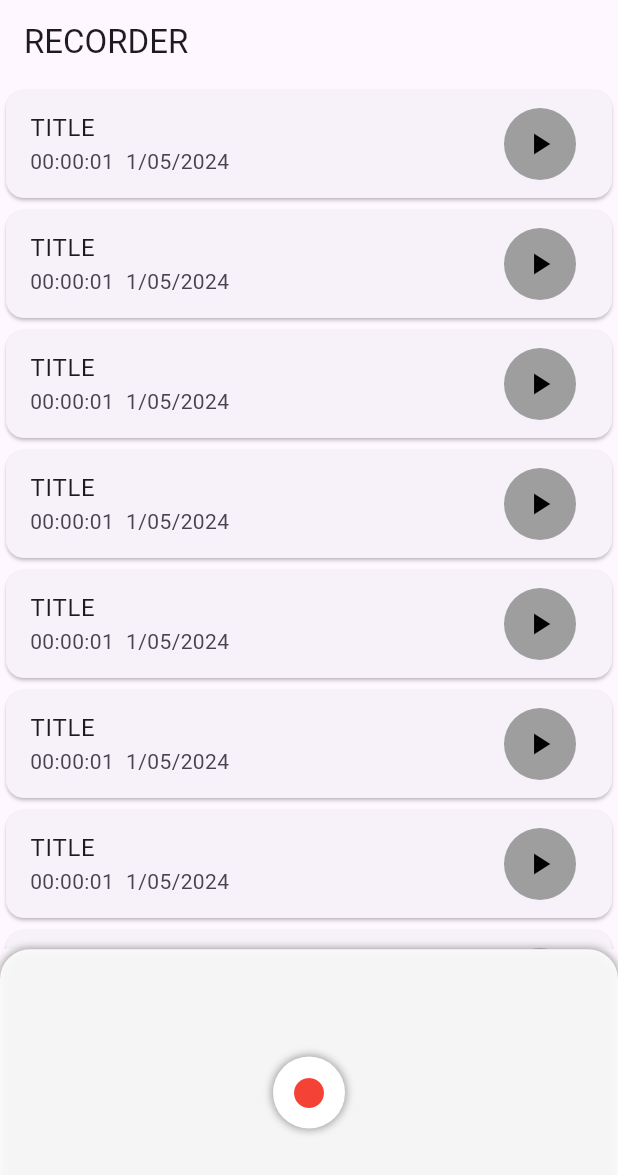
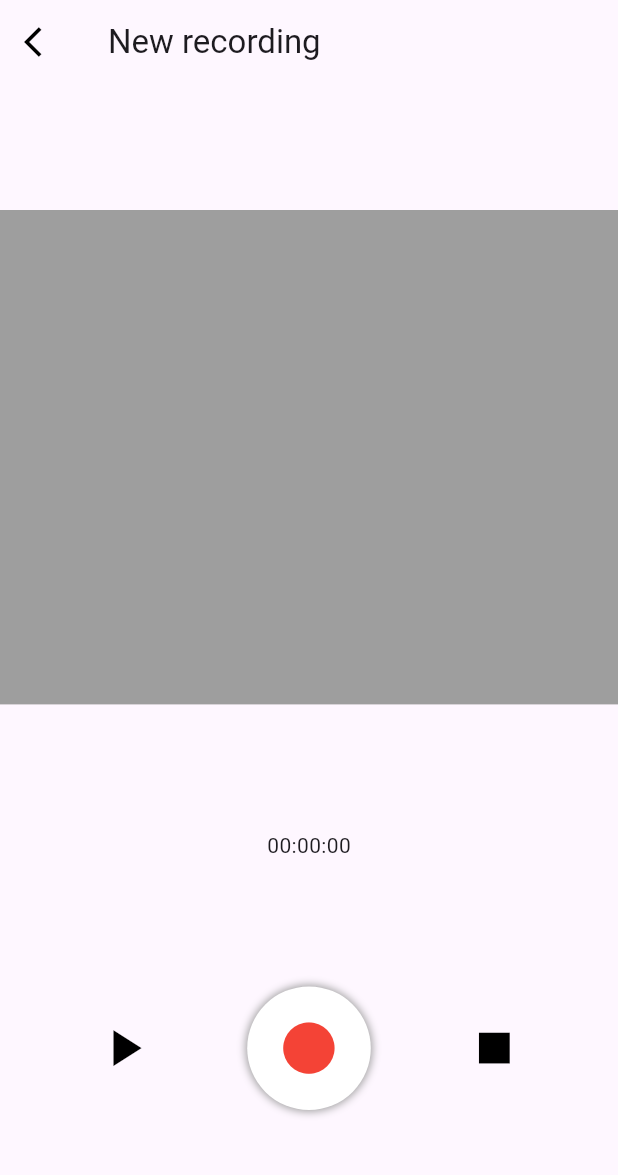
Before and after one commit to sreejithcs007/audiorecorder, a Flutter app: the screen it shows after launch, after a tap on the "circle" icon, on a phone screen of 412 x 824 dp. Shown: the top 1175 px of the screen. Run offline on Flutter 3.47's test engine with Material 3 defaults, Android fonts, the phone set to English and light mode, and no system bars.

Commit message:
sample recording page ui done

```diff
--- a/lib/screens/homepage/view/homepageview.dart
+++ b/lib/screens/homepage/view/homepageview.dart
@@ -1,5 +1,7 @@
 import 'package:flutter/cupertino.dart';
 import 'package:flutter/material.dart';
+
+import '../../recordingpage/view/recordingpage.dart';
 
 class HomepageScreen extends StatefulWidget{
   @override
@@ -10,7 +12,9 @@ class _HomepageScreenState extends State<HomepageScreen> {
   @override
   Widget build(BuildContext context) {
     return Scaffold(
+      backgroundColor: Colors.white,
       appBar: AppBar(
+        backgroundColor: Colors.white,
         title: Text("RECORDER"),
       ),
 
@@ -21,6 +25,7 @@ class _HomepageScreenState extends State<HomepageScreen> {
           Container(
             height: MediaQuery.of(context).size.height*0.7,
             width: MediaQuery.of(context).size.width,
+           color: Colors.white,
             child: ListView.builder(
                 itemCount: 10,
                 itemBuilder: (context,index){
@@ -40,12 +45,19 @@ class _HomepageScreenState extends State<HomepageScreen> {
 
 
                       ),
-                      trailing: Container(
+                      trailing: InkWell(
+                        onTap: (){
+
+                        },
+                        child: Container(
+                          height:  MediaQuery.of(context).size.height*.08,
+                          width: MediaQuery.of(context).size.width*0.095,
                           decoration: BoxDecoration(
                               shape: BoxShape.circle,
-                            color: Colors.grey
+                              color: Colors.grey.withOpacity(.5)
                           ),
-                        child: IconButton(onPressed: (){}, icon: Icon(Icons.play_arrow,color: Colors.black,)),
+                          child: Icon(Icons.play_arrow,color: Colors.black,),
+                        ),
                       ),
                     ),
                   );
@@ -58,7 +70,7 @@ class _HomepageScreenState extends State<HomepageScreen> {
 
               decoration: BoxDecoration(
                   borderRadius: BorderRadius.vertical(top: Radius.circular(20)),
-                  color: Colors.white.withOpacity(.9),
+                  color: Colors.white,
                   boxShadow:[
                     BoxShadow(
                         color: Colors.grey,
@@ -70,7 +82,14 @@ class _HomepageScreenState extends State<HomepageScreen> {
                   ]
               ),
               child: Center(
+                child: InkWell(
+                  onTap: (){
+
+                    Navigator.push(context, MaterialPageRoute(builder: (context)=>RecordingpageScreen()));
+                  },
                   child: Container(
+                      height:  MediaQuery.of(context).size.height*.1,
+                      width: MediaQuery.of(context).size.width*0.2,
                       decoration: BoxDecoration(
                           shape: BoxShape.circle,
                           color: Colors.white,
@@ -82,7 +101,8 @@ class _HomepageScreenState extends State<HomepageScreen> {
                             )
                           ]
                       ),
-                    child: IconButton(onPressed: (){}, icon: Icon(Icons.circle,color: Colors.red,))),
+                      child:  Icon(Icons.circle,color: Colors.red,size: MediaQuery.of(context).size.height*.05)),
+                ),
               ),
             ),
           )
--- /dev/null
+++ b/lib/screens/recordingpage/view/recordingpage.dart
@@ -0,0 +1,58 @@
+import 'package:flutter/material.dart';
+
+class RecordingpageScreen extends StatelessWidget{
+  @override
+  Widget build(BuildContext context) {
+    return Scaffold(
+      appBar: AppBar(
+        leading: IconButton(onPressed: (){
+          Navigator.pop(context);
+        }, icon: Icon(Icons.arrow_back_ios,color: Colors.black,)),
+        title: Text("New recording "),
+      ),
+      body: Column(
+        mainAxisAlignment: MainAxisAlignment.spaceEvenly,
+        children: [
+          Container(
+            height: MediaQuery.of(context).size.height*0.4,
+            width: MediaQuery.of(context).size.width,
+            color: Colors.grey,
+          ),
+
+          Text("00:00:00"),
+
+          Row(
+            mainAxisAlignment: MainAxisAlignment.spaceEvenly,
+            children: [
+              IconButton(onPressed: (){}, icon: Icon(Icons.play_arrow,color: Colors.black,size: MediaQuery.of(context).size.height*.05)),
+              InkWell(
+                onTap: (){
+
+                },
+                child: Container(
+                  height:  MediaQuery.of(context).size.height*.1,
+                    width: MediaQuery.of(context).size.width*0.2,
+                    decoration: BoxDecoration(
+                        shape: BoxShape.circle,
+                        color: Colors.white,
+                        boxShadow:[
+                          BoxShadow(
+                              color: Colors.grey,
+                              spreadRadius: 1,
+                              blurRadius: 4
+                          )
+                        ]
+                    ),
+                    child:  Icon(Icons.circle,color: Colors.red,size: MediaQuery.of(context).size.height*.05)),
+              ),
+
+              IconButton(onPressed: (){}, icon: Icon(Icons.stop,color: Colors.black,size: MediaQuery.of(context).size.height*.05,))
+            ],
+          )
+        ],
+      ),
+    );
+  }
+
+
+}
```
Lines whose indentation alone changed are shown as unchanged.
